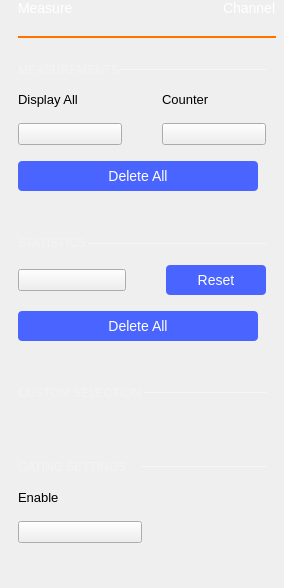
The window that ui/measure_settings.ui (analogdevicesinc/scopy) describes before a commit, drawn with Qt 5.
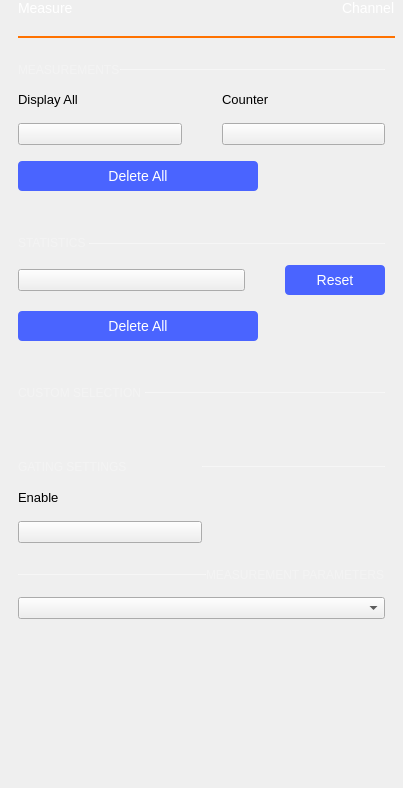
The same window after the commit. Custom widgets are drawn as their Qt base class.

Patch:
```diff
--- a/ui/measure_settings.ui
+++ b/ui/measure_settings.ui
@@ -6,8 +6,8 @@
    <rect>
     <x>0</x>
     <y>0</y>
-    <width>284</width>
-    <height>588</height>
+    <width>403</width>
+    <height>788</height>
    </rect>
   </property>
   <property name="windowTitle">
@@ -143,9 +143,9 @@
         <property name="geometry">
          <rect>
           <x>0</x>
-          <y>0</y>
-          <width>252</width>
-          <height>645</height>
+          <y>-24</y>
+          <width>347</width>
+          <height>759</height>
          </rect>
         </property>
         <layout class="QVBoxLayout" name="verticalLayout_3">
@@ -704,6 +704,97 @@
            </item>
           </layout>
          </item>
+         <item>
+          <layout class="QHBoxLayout" name="horizontalLayout">
+           <property name="spacing">
+            <number>0</number>
+           </property>
+           <property name="topMargin">
+            <number>25</number>
+           </property>
+           <property name="bottomMargin">
+            <number>15</number>
+           </property>
+           <item>
+            <widget class="Line" name="line_6">
+             <property name="minimumSize">
+              <size>
+               <width>0</width>
+               <height>1</height>
+              </size>
+             </property>
+             <property name="maximumSize">
+              <size>
+               <width>16777215</width>
+               <height>1</height>
+              </size>
+             </property>
+             <property name="styleSheet">
+              <string notr="true">border: 1px solid rgba(255, 255, 255, 70);</string>
+             </property>
+             <property name="orientation">
+              <enum>Qt::Horizontal</enum>
+             </property>
+            </widget>
+           </item>
+           <item>
+            <widget class="QLabel" name="label_9">
+             <property name="sizePolicy">
+              <sizepolicy hsizetype="Fixed" vsizetype="Fixed">
+               <horstretch>0</horstretch>
+               <verstretch>0</verstretch>
+              </sizepolicy>
+             </property>
+             <property name="styleSheet">
+              <string notr="true">QLabel {
+		font-size: 12px;
+		color: rgba(255, 255, 255, 70);
+	}</string>
+             </property>
+             <property name="frameShadow">
+              <enum>QFrame::Sunken</enum>
+             </property>
+             <property name="text">
+              <string>MEASUREMENT PARAMETERS</string>
+             </property>
+            </widget>
+           </item>
+          </layout>
+         </item>
+         <item>
+          <layout class="QGridLayout" name="gridLayout_6">
+           <property name="bottomMargin">
+            <number>20</number>
+           </property>
+           <property name="horizontalSpacing">
+            <number>40</number>
+           </property>
+           <property name="verticalSpacing">
+            <number>16</number>
+           </property>
+           <item row="0" column="0">
+            <widget class="QComboBox" name="comboBox_harm">
+             <property name="sizePolicy">
+              <sizepolicy hsizetype="Minimum" vsizetype="Fixed">
+               <horstretch>0</horstretch>
+               <verstretch>0</verstretch>
+              </sizepolicy>
+             </property>
+             <property name="font">
+              <font>
+               <pointsize>1</pointsize>
+              </font>
+             </property>
+             <property name="currentText">
+              <string/>
+             </property>
+             <property name="currentIndex">
+              <number>-1</number>
+             </property>
+            </widget>
+           </item>
+          </layout>
+         </item>
          <item>
           <spacer name="verticalSpacer">
            <property name="orientation">
```
Left out of the diff: 58 changed lines with no effect on the pictures.
